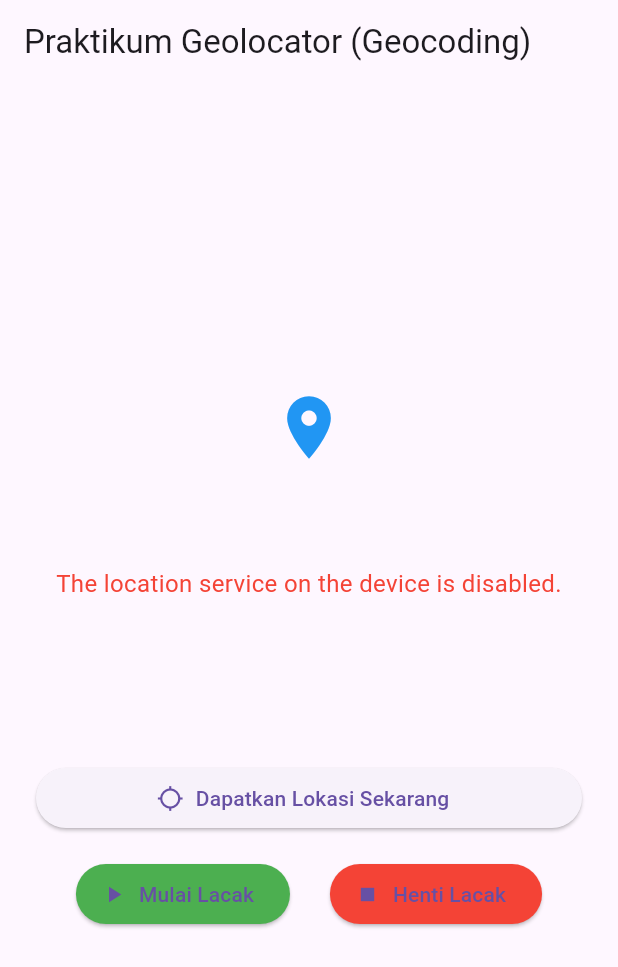
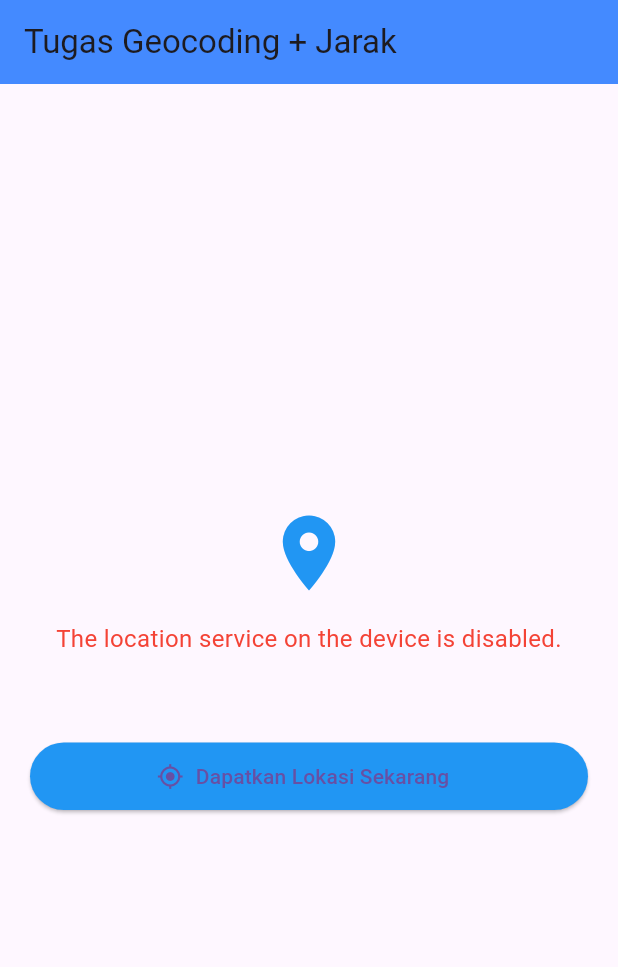
Before and after one commit to fahmifuady567-creator/fahmi_geo, a Flutter app: the screen it shows after launch, after a tap on "Dapatkan Lokasi Sekarang", on a phone screen of 412 x 824 dp. Shown: the top 967 px of the screen. Run offline on Flutter 3.47's test engine with Material 3 defaults, Android fonts, the phone set to English and light mode, and no system bars; our stand-ins replace geocoding, geolocator.

Commit message:
update tampilan akhir

```diff
--- a/lib/main.dart
+++ b/lib/main.dart
@@ -1,4 +1,3 @@
-import 'dart:async';
 import 'package:flutter/material.dart';
 import 'package:geolocator/geolocator.dart';
 import 'package:geocoding/geocoding.dart';
@@ -9,122 +8,90 @@ void main() {
 
 class MyApp extends StatelessWidget {
   const MyApp({super.key});
+
   @override
   Widget build(BuildContext context) {
-    return MaterialApp(
-      title: 'Geolocator Example',
-      theme: ThemeData(primarySwatch: Colors.blue),
-      home: const MyHomePages(),
+    return const MaterialApp(
       debugShowCheckedModeBanner: false,
+      home: MyHomePage(),
     );
   }
 }
 
-class MyHomePages extends StatefulWidget {
-  const MyHomePages({Key? key}) : super(key: key);
+class MyHomePage extends StatefulWidget {
+  const MyHomePage({super.key});
 
   @override
-  _MyHomePagesState createState() => _MyHomePagesState();
+  State<MyHomePage> createState() => _MyHomePageState();
 }
 
-class _MyHomePagesState extends State<MyHomePages> {
-  Position? _currentPosition;
-  String? _errorMessage;
-  String? _currentAddress;
+class _MyHomePageState extends State<MyHomePage> {
+  Position? currentPosition;
+  String? currentAddress;
+  String? errorMessage;
+  double? distanceInMeters;
 
-  final double _pnbLatitude = 1.4966;
-  final double _pnbLongitude = 124.8483;
+  // Titik tetap (_pnbLatitude, _pnbLongitude) misal kampus PNB
+  final double _pnbLatitude = -8.2186;
+  final double _pnbLongitude = 114.3669;
 
-  StreamSubscription<Position>? _positionStreamSubscription;
-
-  @override
-  void dispose() {
-    _positionStreamSubscription?.cancel();
-    super.dispose();
+  // Fungsi izin dan ambil lokasi
+  Future<void> getLocation() async {
+    try {
+      bool serviceEnabled = await Geolocator.isLocationServiceEnabled();
+      if (!serviceEnabled) {
+        setState(() {
+          errorMessage = "Layanan lokasi nonaktif. Aktifkan GPS.";
+        });
+        return;
       }
 
-  Future<Position> _getPermissionAndLocation() async {
-    bool serviceEnabled;
-    LocationPermission permission;
-
-    serviceEnabled = await Geolocator.isLocationServiceEnabled();
-    if (!serviceEnabled) {
-      throw Exception('Layanan lokasi nonaktif. Silakan aktifkan GPS.');
-    }
-
-    permission = await Geolocator.checkPermission();
+      LocationPermission permission = await Geolocator.checkPermission();
       if (permission == LocationPermission.denied) {
         permission = await Geolocator.requestPermission();
         if (permission == LocationPermission.denied) {
-        throw Exception('Izin lokasi ditolak.');
+          setState(() {
+            errorMessage = "Izin lokasi ditolak.";
+          });
+          return;
         }
       }
 
       if (permission == LocationPermission.deniedForever) {
-      throw Exception('Izin lokasi ditolak permanen. Silakan ubah di pengaturan HP.');
+        setState(() {
+          errorMessage =
+              "Izin lokasi ditolak permanen. Ubah izin di pengaturan HP.";
+        });
+        return;
       }
 
-    return await Geolocator.getCurrentPosition(
-      desiredAccuracy: LocationAccuracy.high,
+      Position position = await Geolocator.getCurrentPosition(
+          desiredAccuracy: LocationAccuracy.high);
+
+      setState(() {
+        currentPosition = position;
+        errorMessage = null;
+
+
+        distanceInMeters = Geolocator.distanceBetween(
+          _pnbLatitude,
+          _pnbLongitude,
+          position.latitude,
+          position.longitude,
         );
-  }
+      });
 
-  void _handleGetLocation() async {
-    try {
-      Position position = await _getPermissionAndLocation();
-      setState(() {
-        _currentPosition = position;
-        _errorMessage = null;
-      });
-      _getAddressFromLatLng(position);
+      // Ambil alamat dari koordinat
+      getAddressFromLatLng(position);
     } catch (e) {
       setState(() {
-        _errorMessage = e.toString().replaceFirst("Exception: ", "");
+        errorMessage = e.toString();
       });
     }
   }
 
-  void _handleStartTracking() {
-    if (_positionStreamSubscription != null) {
-      setState(() {
-        _errorMessage = "Pelacakan sudah aktif.";
-      });
-      return;
-    }
-
-    _positionStreamSubscription = Geolocator.getPositionStream(
-      locationSettings: const LocationSettings(
-        accuracy: LocationAccuracy.high,
-        distanceFilter: 10,
-      ),
-    ).listen((Position position) {
-      setState(() {
-        _currentPosition = position;
-        _errorMessage = null;
-      });
-      _getAddressFromLatLng(position);
-    }, onError: (error) {
-      setState(() {
-        _errorMessage = error.toString();
-      });
-    });
-
-    setState(() {
-      _errorMessage = "Pelacakan dimulai...";
-    });
-  }
-
-
-  void _handleStopTracking() {
-    _positionStreamSubscription?.cancel();
-    _positionStreamSubscription = null;
-
-    setState(() {
-      _errorMessage = "Pelacakan dihentikan.";
-    });
-  }
-
-  Future<void> _getAddressFromLatLng(Position position) async {
+  // Fungsi untuk mendapatkan alamat dari koordinat
+  Future<void> getAddressFromLatLng(Position position) async {
     try {
       List<Placemark> placemarks = await placemarkFromCoordinates(
         position.latitude,
@@ -132,96 +99,84 @@ class _MyHomePagesState extends State<MyHomePages> {
       );
 
       Placemark place = placemarks[0];
-
       setState(() {
-        _currentAddress =
+        currentAddress =
             "${place.street}, ${place.subLocality}, ${place.locality}, ${place.postalCode}, ${place.country}";
       });
     } catch (e) {
       setState(() {
-        _currentAddress = "Tidak dapat mengambil alamat: ${e.toString()}";
+        currentAddress = "Tidak dapat mengambil alamat: ${e.toString()}";
       });
     }
   }
 
+  // UI
   @override
   Widget build(BuildContext context) {
     return Scaffold(
       appBar: AppBar(
-        title: const Text("Praktikum Geolocator (Geocoding)"),
+        title: const Text("Tugas Geocoding + Jarak"),
+        backgroundColor: Colors.blueAccent,
       ),
       body: Center(
         child: Padding(
-          padding: const EdgeInsets.all(24.0),
-          child: SingleChildScrollView(
+          padding: const EdgeInsets.all(20.0),
           child: Column(
             mainAxisAlignment: MainAxisAlignment.center,
             children: [
-                const Icon(Icons.location_on, size: 50, color: Colors.blue),
+              const Icon(Icons.location_on, size: 60, color: Colors.blue),
               const SizedBox(height: 16),
-                ConstrainedBox(
-                  constraints: const BoxConstraints(minHeight: 150),
-                  child: Column(
-                    mainAxisAlignment: MainAxisAlignment.center,
-                    children: [
-                      if (_errorMessage != null)
+
+              // Pesan error
+              if (errorMessage != null)
                 Text(
-                          _errorMessage!,
+                  errorMessage!,
                   style: const TextStyle(color: Colors.red, fontSize: 16),
                   textAlign: TextAlign.center,
                 ),
-                      const SizedBox(height: 16),
-                      if (_currentPosition != null)
+
+              // Menampilkan Lat/Lng
+              if (currentPosition != null) ...[
                 Text(
-                          "Lat: ${_currentPosition!.latitude}\nLng: ${_currentPosition!.longitude}",
+                  "Latitude: ${currentPosition!.latitude}\nLongitude: ${currentPosition!.longitude}",
                   textAlign: TextAlign.center,
                   style: const TextStyle(
                       fontSize: 18, fontWeight: FontWeight.bold),
                 ),
-                      const SizedBox(height: 8),
-                      if (_currentAddress != null)
-                        Padding(
-                          padding: const EdgeInsets.symmetric(horizontal: 16.0),
-                          child: Text(
-                            "Alamat:\n$_currentAddress",
+              ],
+
+              const SizedBox(height: 12),
+
+              // Tampilkan alamat
+              if (currentAddress != null)
+                Text(
+                  "Alamat:\n$currentAddress",
                   textAlign: TextAlign.center,
                   style: const TextStyle(fontSize: 16),
                 ),
+
+              const SizedBox(height: 12),
+
+
+              if (distanceInMeters != null)
+                Text(
+                  "Jarak dari PNB: ${distanceInMeters!.toStringAsFixed(2)} meter",
+                  textAlign: TextAlign.center,
+                  style: const TextStyle(fontSize: 16, fontWeight: FontWeight.bold),
+                ),
+
+              const SizedBox(height: 32),
+
+              ElevatedButton.icon(
+                onPressed: getLocation,
+                icon: const Icon(Icons.my_location),
+                label: const Text("Dapatkan Lokasi Sekarang"),
+                style: ElevatedButton.styleFrom(
+                  backgroundColor: Colors.blue,
+                  minimumSize: const Size(double.infinity, 45),
+                ),
               ),
             ],
-                  ),
-                ),
-                const SizedBox(height: 32),
-                ElevatedButton.icon(
-                  icon: const Icon(Icons.location_searching),
-                  label: const Text('Dapatkan Lokasi Sekarang'),
-                  onPressed: _handleGetLocation,
-                  style: ElevatedButton.styleFrom(
-                    minimumSize: const Size(double.infinity, 40),
-                  ),
-                ),
-                const SizedBox(height: 16),
-                Row(
-                  mainAxisAlignment: MainAxisAlignment.spaceEvenly,
-                  children: [
-                    ElevatedButton.icon(
-                      icon: const Icon(Icons.play_arrow),
-                      label: const Text('Mulai Lacak'),
-                      onPressed: _handleStartTracking,
-                      style: ElevatedButton.styleFrom(
-                          backgroundColor: Colors.green),
-                    ),
-                    ElevatedButton.icon(
-                      icon: const Icon(Icons.stop),
-                      label: const Text('Henti Lacak'),
-                      onPressed: _handleStopTracking,
-                      style: ElevatedButton.styleFrom(
-                          backgroundColor: Colors.red),
-                    ),
-                  ],
-                ),
-              ],
-            ),
           ),
         ),
       ),
```
Also changed, not shown: images/gaambar2.jpg (added), images/gambar1.jpg (added), images/hasil_program.jpg (deleted), 1 other file. Lines whose indentation alone changed are shown as unchanged.
